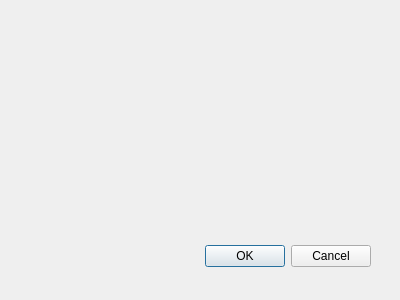
Qt form UIFiles/exchangedialog.ui (ukll/investpor) before a commit.
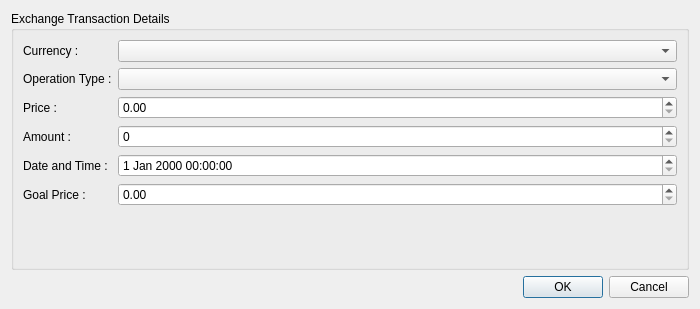
The same form after that commit.

Commit message: Adds ExchangeDialog design

```diff
--- a/UIFiles/exchangedialog.ui
+++ b/UIFiles/exchangedialog.ui
@@ -8,29 +8,103 @@
    <rect>
     <x>0</x>
     <y>0</y>
-    <width>400</width>
-    <height>300</height>
+    <width>700</width>
+    <height>309</height>
    </rect>
   </property>
+  <property name="minimumSize">
+   <size>
+    <width>700</width>
+    <height>0</height>
+   </size>
+  </property>
   <property name="windowTitle">
    <string>Dialog</string>
   </property>
-  <widget class="QDialogButtonBox" name="buttonBox">
-   <property name="geometry">
-    <rect>
-     <x>30</x>
-     <y>240</y>
-     <width>341</width>
-     <height>32</height>
-    </rect>
-   </property>
-   <property name="orientation">
-    <enum>Qt::Horizontal</enum>
-   </property>
-   <property name="standardButtons">
-    <set>QDialogButtonBox::Cancel|QDialogButtonBox::Ok</set>
-   </property>
-  </widget>
+  <layout class="QVBoxLayout" name="verticalLayout_2">
+   <item>
+    <widget class="QGroupBox" name="gbExchangeTransactionDetails">
+     <property name="title">
+      <string>Exchange Transaction Details</string>
+     </property>
+     <layout class="QFormLayout" name="formLayout">
+      <item row="0" column="0">
+       <widget class="QLabel" name="lblCurrency">
+        <property name="text">
+         <string>Currency :</string>
+        </property>
+       </widget>
+      </item>
+      <item row="0" column="1">
+       <widget class="QComboBox" name="cbCurrency"/>
+      </item>
+      <item row="1" column="0">
+       <widget class="QLabel" name="lblOperationType">
+        <property name="text">
+         <string>Operation Type :</string>
+        </property>
+       </widget>
+      </item>
+      <item row="1" column="1">
+       <widget class="QComboBox" name="cbOperationType"/>
+      </item>
+      <item row="2" column="0">
+       <widget class="QLabel" name="lblPrice">
+        <property name="text">
+         <string>Price :</string>
+        </property>
+       </widget>
+      </item>
+      <item row="2" column="1">
+       <widget class="QDoubleSpinBox" name="dsbPrice"/>
+      </item>
+      <item row="3" column="0">
+       <widget class="QLabel" name="lblAmount">
+        <property name="text">
+         <string>Amount :</string>
+        </property>
+       </widget>
+      </item>
+      <item row="3" column="1">
+       <widget class="QSpinBox" name="sbAmount"/>
+      </item>
+      <item row="4" column="0">
+       <widget class="QLabel" name="lblDateTime">
+        <property name="text">
+         <string>Date and Time :</string>
+        </property>
+       </widget>
+      </item>
+      <item row="5" column="0">
+       <widget class="QLabel" name="lblGoalPrice">
+        <property name="text">
+         <string>Goal Price :</string>
+        </property>
+       </widget>
+      </item>
+      <item row="5" column="1">
+       <widget class="QDoubleSpinBox" name="dsbGoalPrice"/>
+      </item>
+      <item row="4" column="1">
+       <widget class="QDateTimeEdit" name="dteDateTime"/>
+      </item>
+     </layout>
+    </widget>
+   </item>
+   <item>
+    <widget class="QDialogButtonBox" name="bbTransactionApproval">
+     <property name="orientation">
+      <enum>Qt::Horizontal</enum>
+     </property>
+     <property name="standardButtons">
+      <set>QDialogButtonBox::Cancel|QDialogButtonBox::Ok</set>
+     </property>
+    </widget>
+   </item>
+   <item>
+    <layout class="QVBoxLayout" name="vlStatusBar"/>
+   </item>
+  </layout>
  </widget>
  <pixmapfunction/>
  <resources/>
```
Left out of the diff: 9 changed lines with no effect on the pictures.
